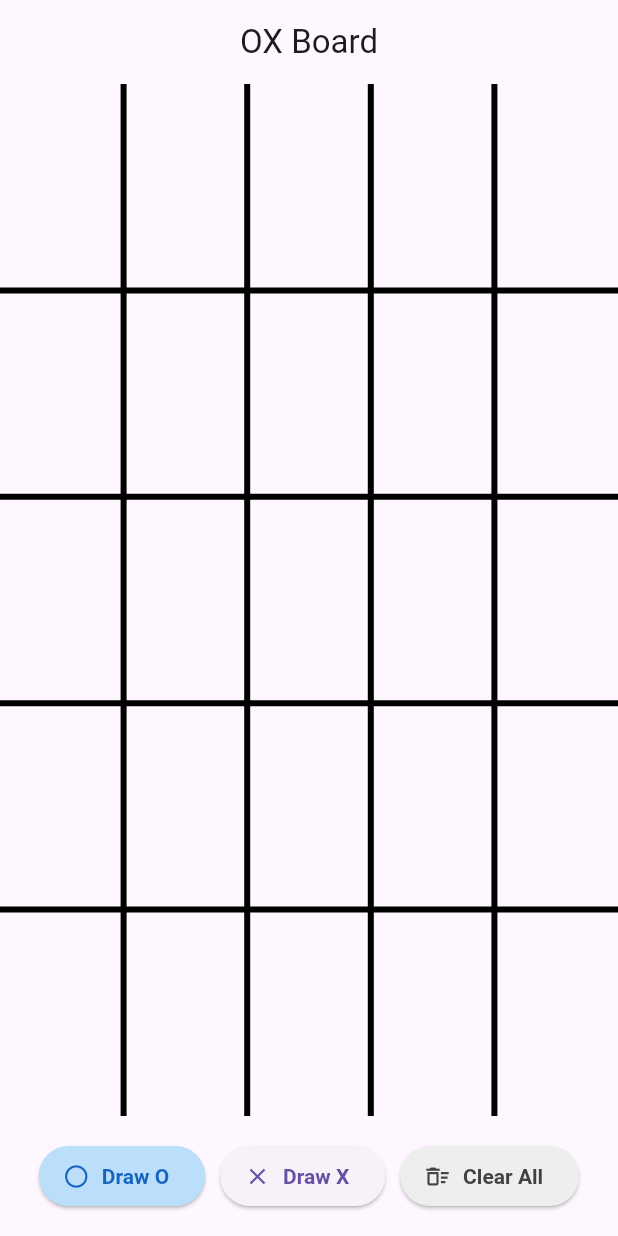
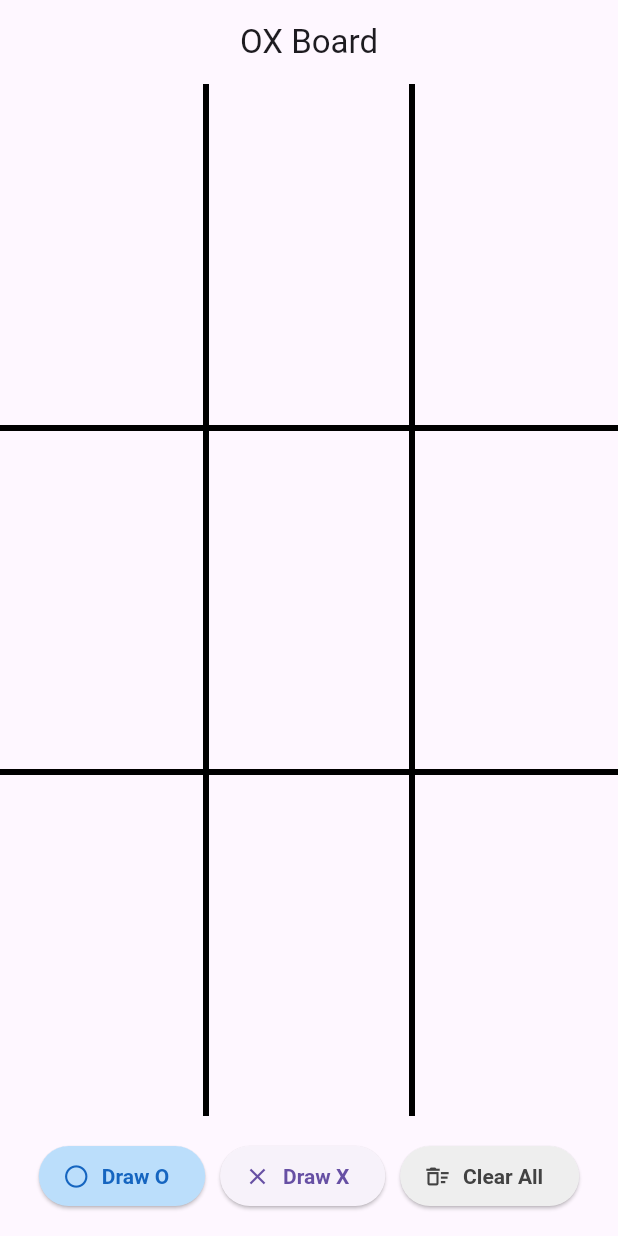
Before and after one commit to YukiTheBread/XO-app-softdev1, a Flutter app: the screen it shows after launch, on a phone screen of 412 x 824 dp. Run offline on Flutter 3.47's test engine with Material 3 defaults, Android fonts, the phone set to English and light mode, and no system bars.

Commit message:
changing base grid to 3 and rework readme.md

```diff
--- a/lib/main.dart
+++ b/lib/main.dart
@@ -4,7 +4,7 @@ void main() {
   runApp(const MaterialApp(home: OXBoard()));
 }
 
-/// บอกว่าจะวาด x หรือ o ที่ตำแหน่งนี้
+/// บอกว่าจะวาด x หรือ o ที่ตำแหน่งไหน
 class Mark {
   final Offset position;
   final String type; // 'O' or 'X'
@@ -50,8 +50,8 @@ class _OXBoardState extends State<OXBoard> {
   bool _isGameOver = false;
   String? _winnerType; // 'O', 'X', or null if draw/no winner yet
 
-  static const double _markSize = 50.0;
-  static const int _gridSize = 5; // Define grid size consistently
+  static const double _markSize = 100.0;
+  static const int _gridSize = 3; // Define grid size consistently
   static const String _emptyCell = '-'; // Placeholder for an empty cell
 
   /// Converts the current [_marks] list into a 1D list representing the grid state.
```
Also changed, not shown: 1 other file.
